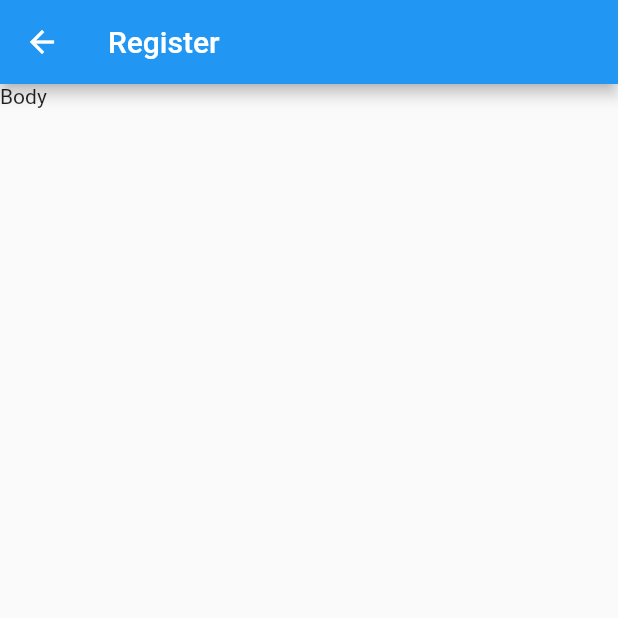
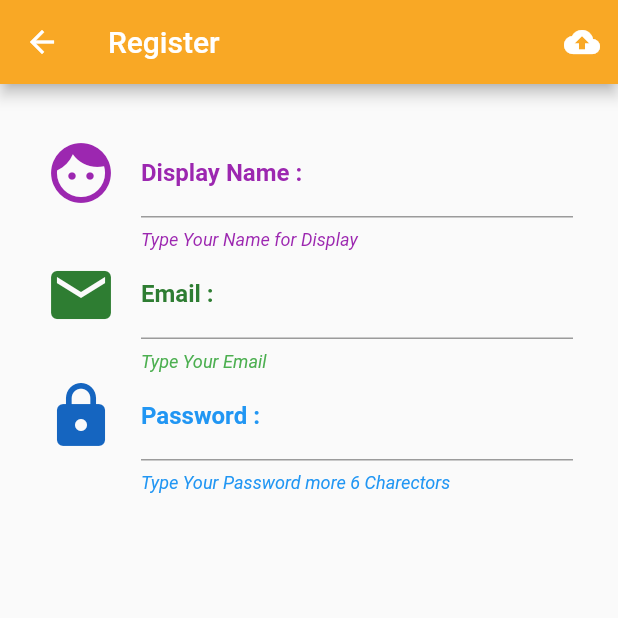
Before and after one commit to Ake7811/AkeShoppingMall, a Flutter app: the screen it shows after launch, after a tap on "Sign Up", on a phone screen of 412 x 824 dp, the top half of it. Run offline on Flutter 3.47's test engine with Material 2 defaults, Android fonts, the phone set to English and light mode, and no system bars.

Commit message:
register management

```diff
--- a/lib/screens/home.dart
+++ b/lib/screens/home.dart
@@ -45,7 +45,7 @@ class _HomeState extends State<Home> {
     return OutlineButton(
       child: Text('Sign Up'),
       onPressed: () {
-        print('You Click Sign Up');
+        //print('You Click Sign Up');
         MaterialPageRoute materialPageRoute = MaterialPageRoute(builder: (BuildContext context) => Register());
         Navigator.of(context).push(materialPageRoute);
 
--- a/lib/screens/register.dart
+++ b/lib/screens/register.dart
@@ -6,13 +6,131 @@ class Register extends StatefulWidget {
 }
 
 class _RegisterState extends State<Register> {
+  //Explicit
+  final formKey = GlobalKey<FormState>();
+
+  // Method
+  Widget registerButton() {
+    return IconButton(
+      icon: Icon(Icons.cloud_upload),
+      onPressed: () {
+        print('You Click Upload');
+        if (formKey.currentState.validate()) {
+          formKey.currentState.save();
+        }
+      },
+    );
+  }
+
+  Widget nameText() {
+    return TextFormField(
+      style: TextStyle(color: Colors.purple),
+      decoration: InputDecoration(
+        icon: Icon(
+          Icons.face,
+          color: Colors.purple,
+          size: 48.0,
+        ),
+        labelText: 'Display Name :',
+        labelStyle: TextStyle(
+          color: Colors.purple,
+          fontWeight: FontWeight.bold,
+        ),
+        helperText: 'Type Your Name for Display',
+        helperStyle: TextStyle(
+          color: Colors.purple,
+          fontStyle: FontStyle.italic,
+        ),
+      ),
+      validator: (String value) {
+        if (value.isEmpty) {
+          return 'Please Fill Your Name in the Blank';
+        } else {
+          return null;
+        }
+      },
+    );
+  }
+
+  Widget emailText() {
+    return TextFormField(
+      keyboardType: TextInputType.emailAddress,
+      style: TextStyle(color: Colors.green.shade800),
+      decoration: InputDecoration(
+        icon: Icon(
+          Icons.email,
+          color: Colors.green.shade800,
+          size: 48.0,
+        ),
+        labelText: 'Email :',
+        labelStyle: TextStyle(
+          color: Colors.green.shade800,
+          fontWeight: FontWeight.bold,
+        ),
+        helperText: 'Type Your Email',
+        helperStyle: TextStyle(
+          color: Colors.green,
+          fontStyle: FontStyle.italic,
+        ),
+      ),
+      validator: (String value) {
+        if (!((value.contains('@')) && (value.contains('.')))) {
+          return 'Please Type Email in Exp. you@email.com';
+        } else {
+          return null;
+        }
+      },
+    );
+  }
+
+  Widget passwordText() {
+    return TextFormField(
+      style: TextStyle(color: Colors.blue),
+      decoration: InputDecoration(
+        icon: Icon(
+          Icons.lock,
+          color: Colors.blue.shade800,
+          size: 48.0,
+        ),
+        labelText: 'Password :',
+        labelStyle: TextStyle(
+          color: Colors.blue,
+          fontWeight: FontWeight.bold,
+        ),
+        helperText: 'Type Your Password more 6 Charectors',
+        helperStyle: TextStyle(
+          color: Colors.blue,
+          fontStyle: FontStyle.italic,
+        ),
+      ),validator: (String value) {
+        if (value.length < 6) {
+          return 'Password More than 6 Charectors';
+        } else {
+          return null;
+        }
+      },
+    );
+  }
+
   @override
   Widget build(BuildContext context) {
     return Scaffold(
       appBar: AppBar(
+        backgroundColor: Colors.yellow.shade800,
         title: Text('Register'),
+        actions: <Widget>[registerButton()],
       ),
-      body: Text('Body'),
+      body: Form(
+        key: formKey,
+        child: ListView(
+          padding: EdgeInsets.all(30.0),
+          children: <Widget>[
+            nameText(),
+            emailText(),
+            passwordText(),
+          ],
+        ),
+      ),
     );
   }
 }
```
